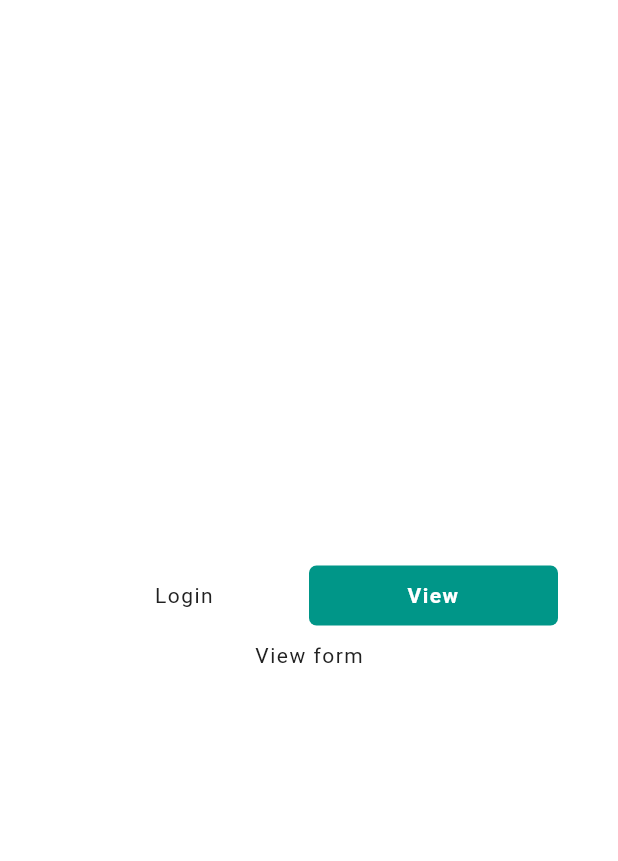
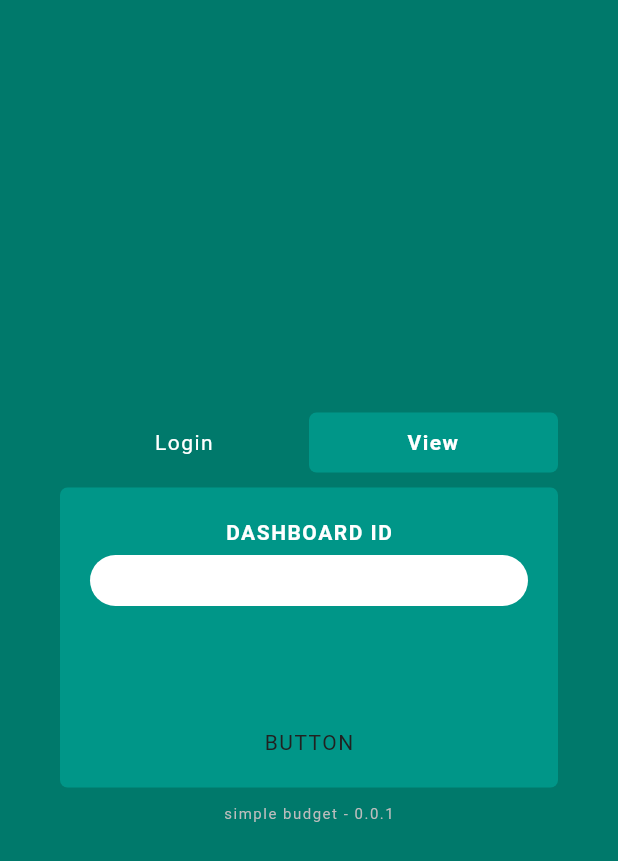
Before and after one commit to billyinferno/simple_budget, a Flutter app: the screen it shows after launch, after a tap on "View", on a phone screen of 412 x 824 dp. Shown: the top 861 px of the screen. Run offline on Flutter 3.47's test engine with Material 3 defaults, Android fonts, the phone set to English and light mode, and no system bars; our stand-ins replace flutter_dotenv, flutter_secure_storage, go_router, hive_flutter; accounts and stored records are empty; Roboto replaces fonts that are missing (--apple-system).

Commit message:
Initial design for dashboard view form

```diff
--- a/lib/pages/login.dart
+++ b/lib/pages/login.dart
@@ -1,4 +1,7 @@
+import 'package:flutter/cupertino.dart';
 import 'package:flutter/material.dart';
+import 'package:simple_budget/globals.dart';
+import 'package:simple_budget/themes/colors.dart';
 import 'package:simple_budget/widgets/tab/my_tab_bar.dart';
 
 class LoginPage extends StatefulWidget {
@@ -9,6 +12,8 @@ class LoginPage extends StatefulWidget {
 }
 
 class _LoginPageState extends State<LoginPage> {
+  final TextEditingController _dashboardIdController = TextEditingController();
+
   late Future<bool> _getMe;
   late String _currentTab;
   final Map<String, String> _tab = {
@@ -24,6 +29,12 @@ class _LoginPageState extends State<LoginPage> {
     _currentTab = "L";
 
     super.initState();
+  }
+
+  @override
+  void dispose() {
+    _dashboardIdController.dispose();
+    super.dispose();
   }
 
   @override
@@ -46,6 +57,7 @@ class _LoginPageState extends State<LoginPage> {
 
   Widget _generateBody() {
     return Container(
+      color: MyColor.primaryColorDark,
       padding: const EdgeInsets.fromLTRB(40, 0, 40, 0),
       child: Column(
         crossAxisAlignment: CrossAxisAlignment.center,
@@ -61,7 +73,26 @@ class _LoginPageState extends State<LoginPage> {
             })
           ),
           const SizedBox(height: 10,),
-          _showForm(),
+          Container(
+            padding: const EdgeInsets.all(20),
+            height: 200,
+            width: double.infinity,
+            decoration: BoxDecoration(
+              color: MyColor.primaryColor,
+              borderRadius: BorderRadius.circular(5),
+            ),
+            child: Center(
+              child: _showForm()
+            ),
+          ),
+          const SizedBox(height: 10,),
+          Text(
+            "simple budget - ${Globals.appVersion}",
+            style: const TextStyle(
+              color: MyColor.backgroundColorDark,
+              fontSize: 10,
+            ),
+          )
         ],
       ),
     );
@@ -83,7 +114,30 @@ class _LoginPageState extends State<LoginPage> {
 
   Widget _showViewForm() {
     // TODO: to do view form
-    return Text("View form");
+    return Column(
+      crossAxisAlignment: CrossAxisAlignment.center,
+      mainAxisAlignment: MainAxisAlignment.center,
+      children: <Widget>[
+        const Text(
+          "DASHBOARD ID",
+          style: TextStyle(
+            fontWeight: FontWeight.bold,
+            fontSize: 14,
+            color: Colors.white,
+          ),
+        ),
+        const SizedBox(height: 5,),
+        CupertinoTextField(
+          controller: _dashboardIdController,
+          decoration: BoxDecoration(
+            color: MyColor.backgroundColor,
+            borderRadius: BorderRadius.circular(25)
+          ),
+        ),
+        const Expanded(child: SizedBox(),),
+        Text("BUTTON"),
+      ],
+    );
   }
 
   Future<bool> _getUserMe() async {
--- a/lib/widgets/tab/my_tab_bar.dart
+++ b/lib/widgets/tab/my_tab_bar.dart
@@ -68,7 +68,7 @@ class _MyTabBarState extends State<MyTabBar> {
               child: Text(
                 widget.tab[key] ?? '',
                 style: TextStyle(
-                  color: (key == _currentTab ? Colors.white : MyColor.textColor),
+                  color: Colors.white,
                   fontWeight: (key == _currentTab ? FontWeight.bold : FontWeight.normal),
                 ),
                 textAlign: TextAlign.center,
```
